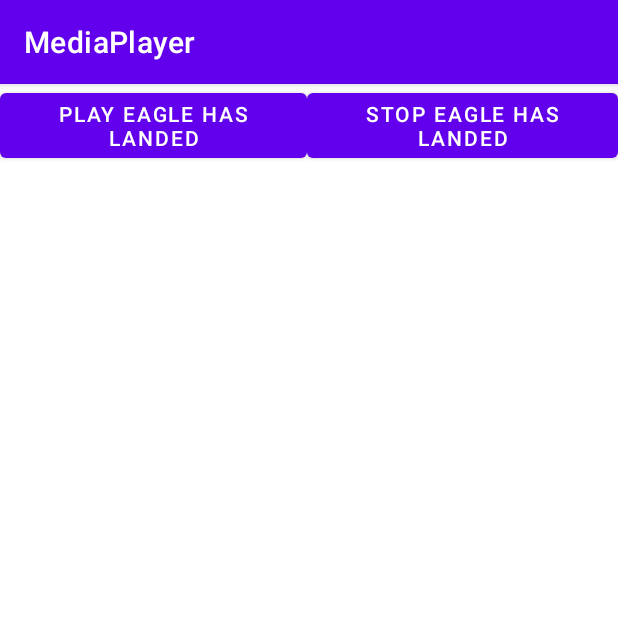
After one commit to scottbing/SB-BSSD5250-HW10.1, an Android app: the fragment EagleFragment shown on its own in the app's theme, on a phone screen of 412 x 824 dp, the top half of it. The commit adds this screen. Run offline under Robolectric (Android 15) with nearby library versions, the phone set to English and light mode, and no system bars; 1 statement that could not run was skipped.

Commit message:
Hwk10.1
Hwk10.1

```diff
--- /dev/null
+++ b/MediaPlayer/app/src/main/java/edu/nmhu/bssd5250/mediaplayer/EagleFragment.kt
@@ -0,0 +1,86 @@
+package edu.nmhu.bssd5250.mediaplayer
+
+import android.media.MediaPlayer
+import android.os.Bundle
+import androidx.fragment.app.Fragment
+import android.view.LayoutInflater
+import android.view.View
+import android.view.ViewGroup
+import android.widget.Button
+import androidx.lifecycle.ViewModelProvider
+
+private const val AUDIO_RES = "audio_file" //key for bundle
+
+class EagleFragment : Fragment() {
+
+    private lateinit var viewModel:AudioViewModel
+
+    private var mediaPlayer: MediaPlayer? = null //will hold meidaplayer
+    private var audioRes:Int? = null //resource to play
+
+    override fun onCreate(savedInstanceState: Bundle?) {
+        super.onCreate(savedInstanceState)
+        viewModel = ViewModelProvider(this).get(AudioViewModel::class.java)
+        arguments?.let {
+            audioRes = it.getInt(AUDIO_RES) //load arguament from companion
+        }
+    }
+
+    override fun onCreateView(
+        inflater: LayoutInflater, container: ViewGroup?,
+        savedInstanceState: Bundle?
+    ): View? {
+        if(this.mediaPlayer == null){
+            this.mediaPlayer = MediaPlayer.create(context, audioRes!!) //make mediaplayer
+        }
+        val v:View = inflater.inflate(R.layout.fragment_eagle, container, false)
+        //look up each button and give it click listener
+        v.findViewById<Button>(R.id.play_button).apply {
+            setOnClickListener {
+                playMedia()
+            }
+        }
+        v.findViewById<Button>(R.id.stop_button).apply {
+            setOnClickListener {
+                stopMedia()
+            }
+        }
+        return v
+    }
+
+    override fun onViewStateRestored(savedInstanceState: Bundle?) {
+        super.onViewStateRestored(savedInstanceState)
+        if(viewModel.getCurrentTime() > 0){
+            playMedia(viewModel.getCurrentTime())
+        }
+    }
+
+    override fun onDestroyView() {
+        super.onDestroyView()
+        viewModel.setCurrentTime((this.mediaPlayer?.currentPosition!!))
+        stopMedia()
+        mediaPlayer?.release()
+        mediaPlayer = null
+    }
+
+    private fun playMedia(time:Int = 0) {
+        mediaPlayer?.seekTo(time)
+        mediaPlayer?.start()
+    }
+
+    private fun stopMedia(time:Int = 0) {
+        mediaPlayer?.stop()
+        mediaPlayer?.prepare()
+    }
+
+    companion object {
+
+        @JvmStatic
+        fun newInstance(audio:Int) =
+            EagleFragment().apply {
+                arguments = Bundle().apply {
+                    putInt(AUDIO_RES, audio)
+                }
+            }
+    }
+}
--- /dev/null
+++ b/MediaPlayer/app/src/main/res/layout/fragment_eagle.xml
@@ -0,0 +1,23 @@
+<?xml version="1.0" encoding="utf-8"?>
+<LinearLayout xmlns:android="http://schemas.android.com/apk/res/android"
+    xmlns:tools="http://schemas.android.com/tools"
+    android:layout_width="match_parent"
+    android:layout_height="match_parent"
+    android:orientation="horizontal"
+    tools:context=".EagleFragment">
+
+    <Button
+        android:id="@+id/play_button"
+        android:layout_width="wrap_content"
+        android:layout_height="wrap_content"
+        android:layout_weight="1"
+        android:text="Play Eagle Has Landed" />
+
+    <Button
+        android:id="@+id/stop_button"
+        android:layout_width="wrap_content"
+        android:layout_height="wrap_content"
+        android:layout_weight="1"
+        android:text="Stop Eagle has Landed" />
+
+</LinearLayout>
```
Also changed, not shown: MediaPlayer/app/src/main/java/edu/nmhu/bssd5250/mediaplayer/LaunchFragment.kt (added, +86 -0 lines), MediaPlayer/app/src/main/java/edu/nmhu/bssd5250/mediaplayer/MainActivity.kt (+56 -5 lines), MediaPlayer/app/src/main/java/edu/nmhu/bssd5250/mediaplayer/StepFragment.kt (added, +86 -0 lines), MediaPlayer/app/src/main/res/layout/fragment_launch.xml (added, +23 -0 lines), MediaPlayer/app/src/main/res/layout/fragment_step.xml (added, +23 -0 lines), 2 other files.
